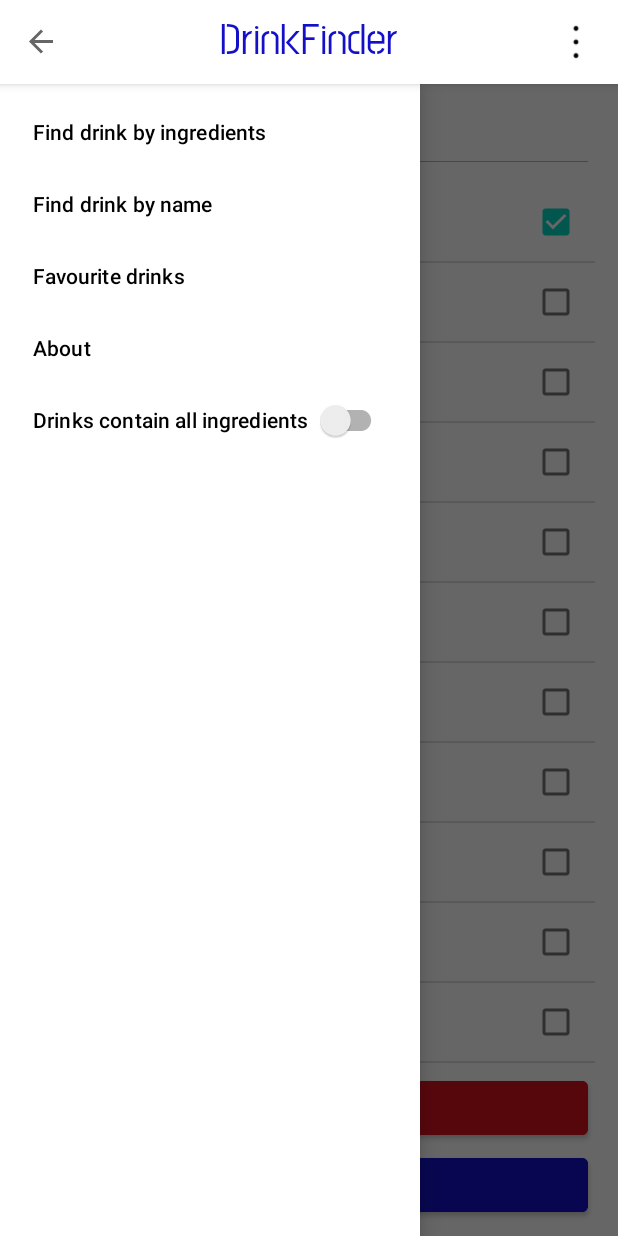
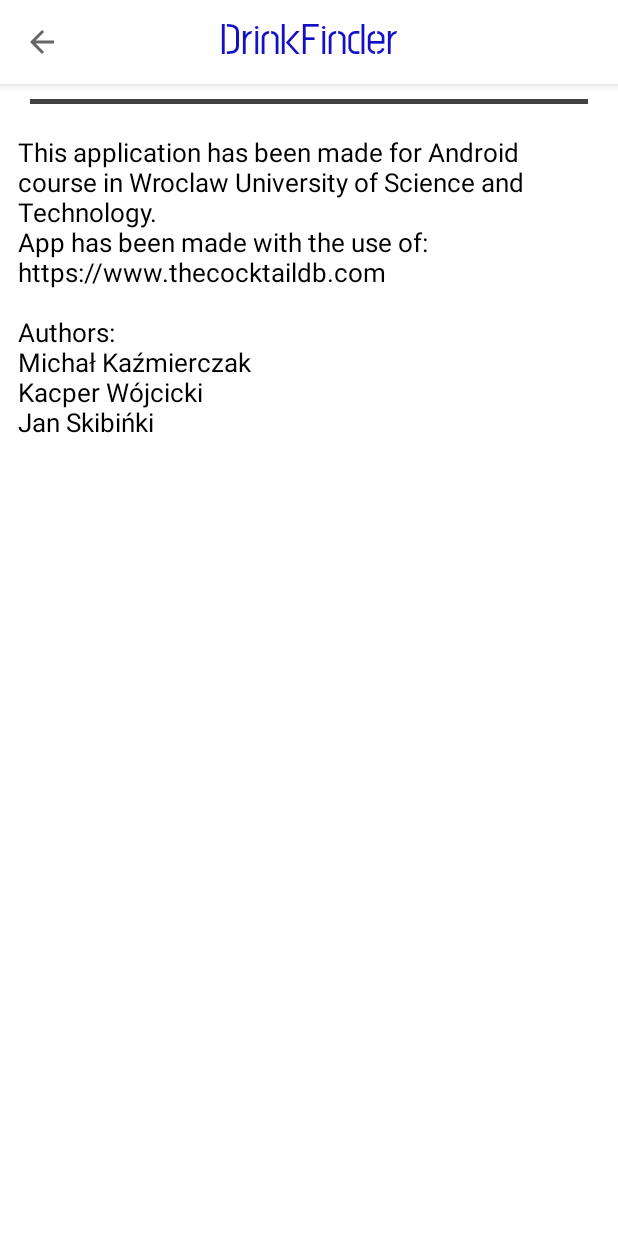
Before and after one commit to Bodzisz/DrinkFinder, an Android app: the screen it shows after launch (MainActivity before the commit, AboutActivity after it), in the side drawer, after a tap on "About", on a phone screen of 412 x 824 dp. Run offline under Robolectric (Android 15) with nearby library versions, the phone set to English and light mode, and no system bars; our stand-ins replace Room's generated code.

Commit message:
Added About view to the sidebar

```diff
--- a/app/src/main/AndroidManifest.xml
+++ b/app/src/main/AndroidManifest.xml
@@ -54,6 +54,13 @@
                 android:value="" />
         </activity>
         <activity
+            android:name=".AboutActivity"
+            android:exported="false">
+            <meta-data
+                android:name="android.app.lib_name"
+                android:value="" />
+        </activity>
+        <activity
             android:name=".ShowSelectedIngredientsActivity"
             android:exported="false">
             <meta-data
--- /dev/null
+++ b/app/src/main/java/io/github/drinkfinder/AboutActivity.kt
@@ -0,0 +1,14 @@
+package io.github.drinkfinder
+
+import android.os.Bundle
+
+class AboutActivity : DrinkFinderSecondaryActivity() {
+
+    override fun onCreate(savedInstanceState: Bundle?) {
+        super.onCreate(savedInstanceState)
+        setContentView(R.layout.about)
+
+        initToolbar()
+
+    }
+}
--- a/app/src/main/java/io/github/drinkfinder/MainActivity.kt
+++ b/app/src/main/java/io/github/drinkfinder/MainActivity.kt
@@ -113,6 +113,7 @@ class MainActivity : AppCompatActivity() {
                     if (!this::class.simpleName.equals("MainActivity")) switchScreens(MainActivity::class.java)
                 R.id.select_by_name -> switchScreens(SelectedByNameDrinkListActivity::class.java)
                 R.id.favourite_drinks -> switchScreens(FavouriteDrinkListActivity::class.java)
+                R.id.about -> switchScreens(AboutActivity::class.java)
             }
             true
         }
--- /dev/null
+++ b/app/src/main/res/layout/about.xml
@@ -0,0 +1,46 @@
+<?xml version="1.0" encoding="utf-8"?>
+<RelativeLayout xmlns:android="http://schemas.android.com/apk/res/android"
+    android:layout_width="match_parent"
+    android:layout_height="match_parent">
+
+    <include
+        android:id="@+id/toolbarInclude"
+        layout="@layout/toolbar" />
+
+    <ScrollView xmlns:app="http://schemas.android.com/apk/res-auto"
+        xmlns:tools="http://schemas.android.com/tools"
+        android:id="@+id/scroll_layout"
+        android:layout_width="fill_parent"
+        android:layout_height="fill_parent"
+        android:layout_below="@+id/toolbarInclude"
+        android:fillViewport="true"
+        tools:context=".MainActivity">
+
+        <RelativeLayout
+            android:layout_width="match_parent"
+            android:layout_height="wrap_content"
+            android:layout_marginBottom="10dp">
+
+            <TextView
+                android:id="@+id/is_alcoholic_text"
+                android:layout_width="wrap_content"
+                android:layout_height="wrap_content"
+                android:layout_below="@id/divider1"
+                android:layout_marginStart="2dp"
+                android:layout_marginTop="20dp"
+                android:paddingLeft="10dp"
+                android:paddingRight="10dp"
+                android:text="@string/abouttext"
+                android:textColor="@color/black"
+                android:textSize="17sp" />
+            <View
+                android:id="@+id/divider1"
+                android:layout_width="match_parent"
+                android:layout_height="3dp"
+                android:layout_marginStart="20dp"
+                android:layout_marginTop="10dp"
+                android:layout_marginEnd="20dp"
+                android:background="@color/cardview_dark_background" />
+        </RelativeLayout>
+    </ScrollView>
+</RelativeLayout>
--- a/app/src/main/res/values/strings.xml
+++ b/app/src/main/res/values/strings.xml
@@ -15,5 +15,5 @@
     <string name="clear">Clear</string>
     <string name="show_selected_ingredients_option">Show selected ingredients</string>
     <string name="about">About</string>
-    <string name="abouttext">This application has been made for Android course in Wroclaw University of Science and Technology.</string>
+    <string name="abouttext">This application has been made for Android course in Wroclaw University of Science and Technology.\nApp has been made with the use of: https://www.thecocktaildb.com\n\nAuthors:\nMichał Kaźmierczak\nKacper Wójcicki\nJan Skibińki</string>
 </resources>
```
